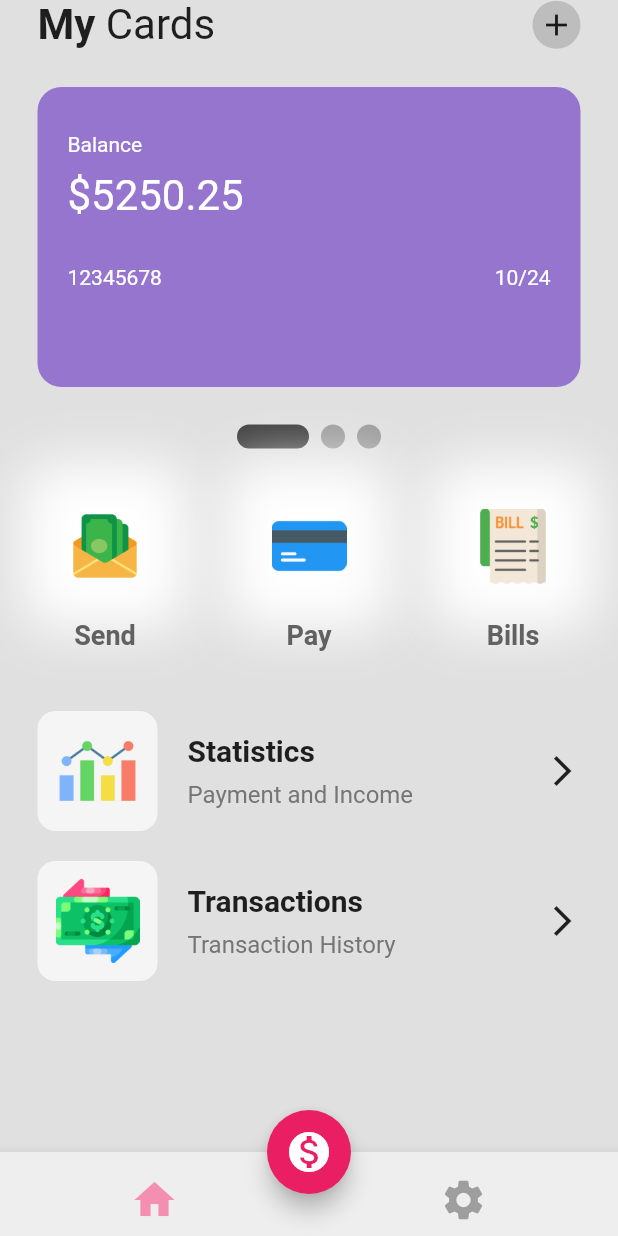
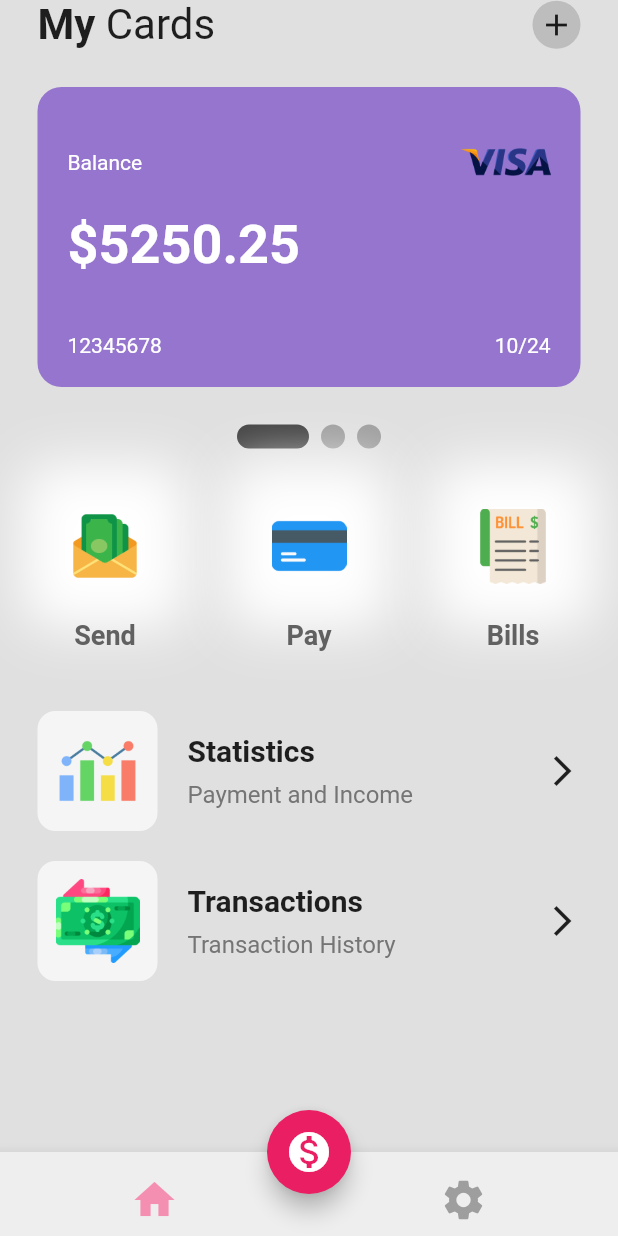
Before and after one commit to Qass11/WalletAppUi, a Flutter app: the screen it shows after launch, on a phone screen of 412 x 824 dp. Run offline on Flutter 3.47's test engine with Material 2 defaults, Android fonts, the phone set to English and light mode, and no system bars; drawn by our look-alikes of smooth_page_indicator.

Commit message:
Fixed bug

```diff
--- a/lib/util/my_card.dart
+++ b/lib/util/my_card.dart
@@ -31,20 +31,35 @@ class MyCard extends StatelessWidget {
         ),
         child: Column(
           crossAxisAlignment: CrossAxisAlignment.start,
+          mainAxisAlignment: MainAxisAlignment.spaceBetween,
           children: [
-            SizedBox(height: 10),
+            Row(
+              mainAxisAlignment: MainAxisAlignment.spaceBetween,
+              children: [
                 Text(
                   'Balance',
                   style: TextStyle(
                     color: Colors.white,
                   ),
                 ),
+                Row(
+                  mainAxisAlignment: MainAxisAlignment.spaceBetween,
+                  children: [
                     SizedBox(height: 10),
+                    Image.asset(
+                      'lib/icons/visa.png',
+                      height: 60,
+                    ),
+                  ],
+                ),
+              ],
+            ),
             Text(
               '\$' + balamce.toString(),
               style: TextStyle(
                 color: Colors.white,
-                fontSize: 28,
+                fontSize: 36,
+                fontWeight: FontWeight.bold,
               ),
             ),
             SizedBox(height: 30),
```
Lines whose indentation alone changed are shown as unchanged.
